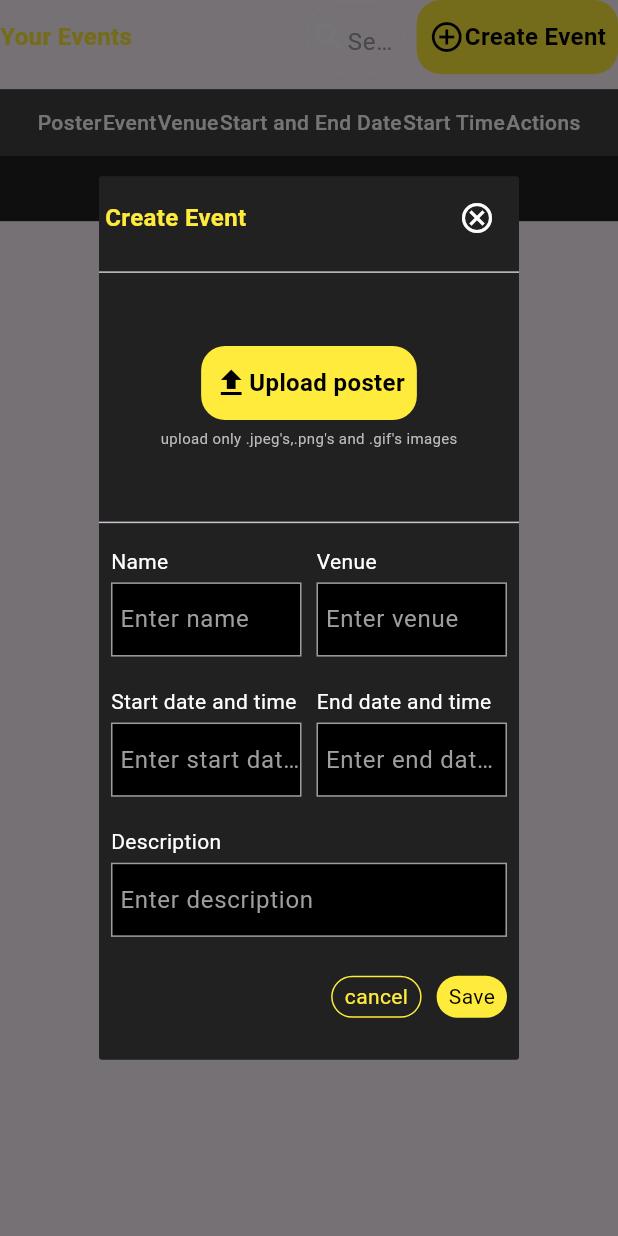
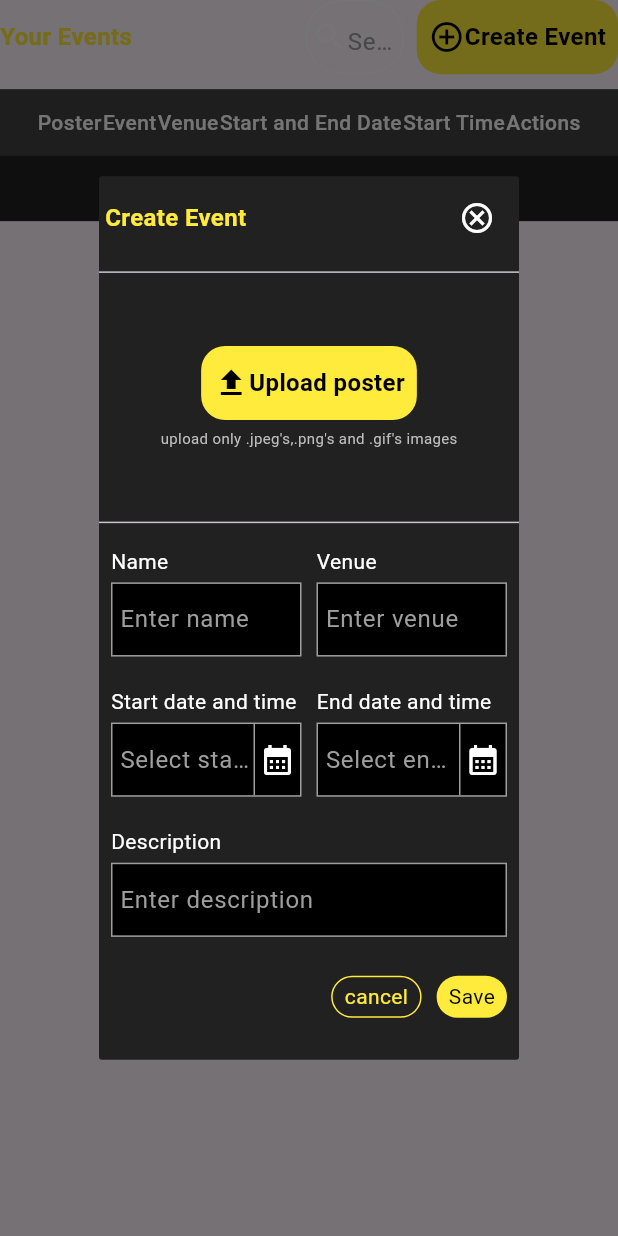
Before and after one commit to Azhar-Dogar/admin_project, a Flutter app: the EventManagement widget shown alone on an empty page, opened directly, after a tap on "Create Event", on a phone screen of 412 x 824 dp. Run offline on Flutter 3.47's test engine with Material 2 defaults, Android fonts, the phone set to English and light mode, and no system bars.

Commit message:
changes in event dialogue

```diff
--- a/lib/screens/dashboard/events_management.dart
+++ b/lib/screens/dashboard/events_management.dart
@@ -203,9 +203,9 @@ class _EventManagementState extends State<EventManagement> {
                   ),const SizedBox(height: 20,),
                   Row(
                     children: [
-                      Expanded(child: textField("Start date and time")),
+                      Expanded(child: textField("Start date and time",isDate: true,hint: "Select start sate and time")),
                       const SizedBox(width: 10,),
-                      Expanded(child: textField("End date and time")),
+                      Expanded(child: textField("End date and time",isDate: true,hint: "Select end date and time")),
                     ],
                   ),
                   const SizedBox(height: 20,),
@@ -265,7 +265,7 @@ class _EventManagementState extends State<EventManagement> {
       ),
     );
   }
-  Widget textField(String name,{String? hint}){
+  Widget textField(String name,{String? hint,bool? isDate}){
     return Column(
       mainAxisSize: MainAxisSize.min,
       crossAxisAlignment: CrossAxisAlignment.start,
@@ -277,7 +277,24 @@ class _EventManagementState extends State<EventManagement> {
             decoration: BoxDecoration(border: Border.all(color: Colors.grey.shade500),color: Colors.black),
             child: Padding(
               padding: const EdgeInsets.only(left: 5.0),
-              child: TextFieldWidget(controller: controller, hint: hint??"Enter ${name.toLowerCase()}"),
+              child: Row(
+                children: [
+                  Expanded(child: TextFieldWidget(controller: controller, hint: hint??"Enter ${name.toLowerCase()}")),
+                  if(isDate == true)...[
+                  Row(
+                    children: [
+                      Container(
+                        width: 1,
+                        color: Colors.grey.shade500,
+                      ),
+                      const Padding(
+                        padding: EdgeInsets.symmetric(horizontal: 3.0),
+                        child: Icon(Icons.calendar_month,color: Colors.white,),
+                      ),
+                    ],
+                  )
+                ]],
+              ),
             ))
       ],
     );
```
